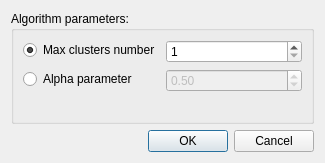
First picture: the form in ui/a_ward_params.ui, repository eremeykin/ectgui2, before the edit.
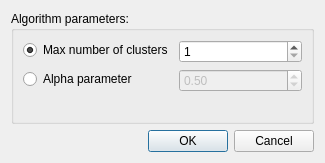
Second picture: the form after the edit.

Commit message: Changed Max clusters number to Max number of clusters

The edit to the form file:
```diff
--- a/ui/a_ward_params.ui
+++ b/ui/a_ward_params.ui
@@ -23,7 +23,7 @@
       <item row="0" column="0">
        <widget class="QRadioButton" name="radio_button_clusters_number">
         <property name="text">
-         <string>Max clusters number</string>
+         <string>Max number of clusters</string>
         </property>
         <property name="checked">
          <bool>true</bool>
```
The commit also changes 2 other files.
